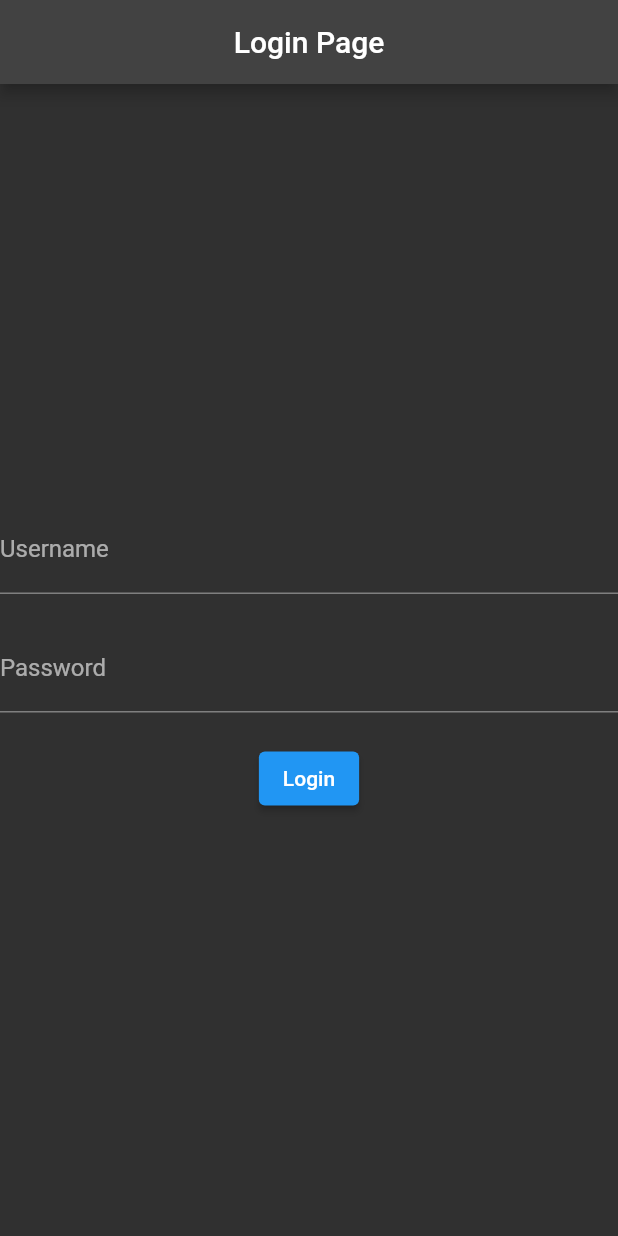
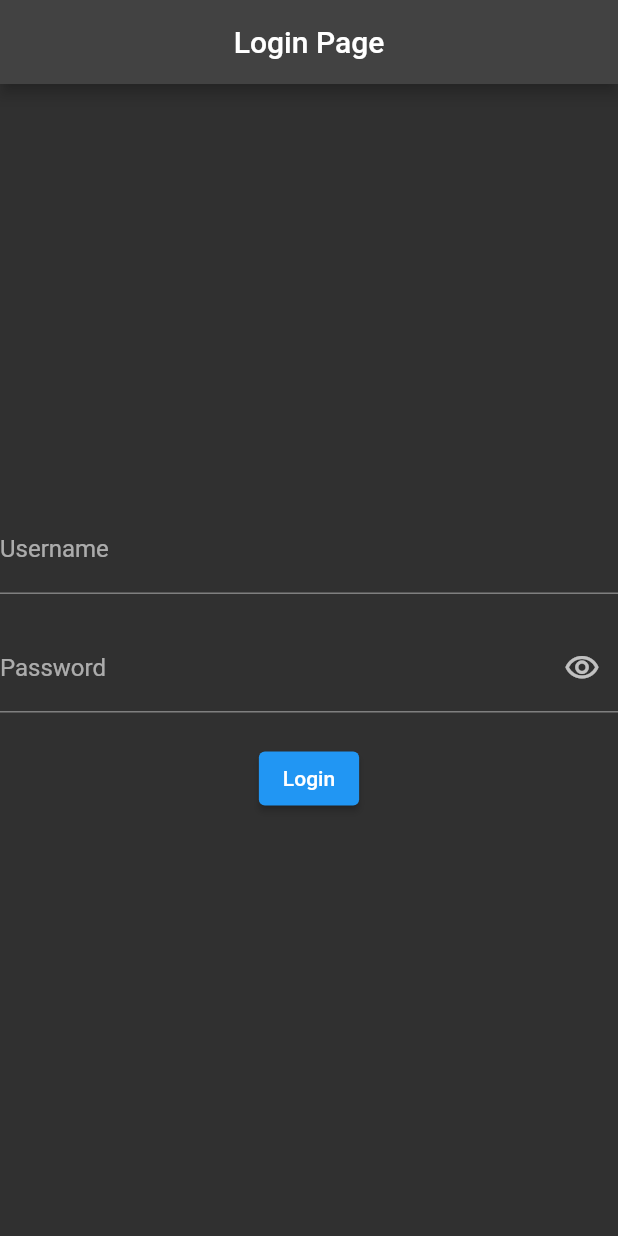
Before and after one commit to pr21Extr/flutter-app-demo, a Flutter app: the screen it shows after launch, on a phone screen of 412 x 824 dp. Run offline on Flutter 3.47's test engine with Material 2 defaults, Android fonts, the phone set to English and light mode, and no system bars.

Commit message:
use obscure text on Icon type

```diff
--- a/lib/loginFLow.dart
+++ b/lib/loginFLow.dart
@@ -9,6 +9,7 @@ class _LoginFlowState extends State<LoginFlow> {
   final GlobalKey<FormState> _formKey = GlobalKey<FormState>();
   String? _username;
   String? _password;
+  bool _obscureText = true; // Track whether the password is obscured or not
 
   @override
   Widget build(BuildContext context) {
@@ -36,8 +37,20 @@ class _LoginFlowState extends State<LoginFlow> {
             ),
             SizedBox(height: 20),
             TextFormField(
-              obscureText: true, // Mask the password
-              decoration: InputDecoration(labelText: 'Password'),
+              obscureText: _obscureText,
+              decoration: InputDecoration(
+                labelText: 'Password',
+                suffixIcon: IconButton(
+                  onPressed: () {
+                    setState(() {
+                      _obscureText = !_obscureText; // Toggle the '_obscureText' value
+                    });
+                  },
+                  icon: Icon(
+                    _obscureText ? Icons.visibility_outlined : Icons.visibility_off_outlined,
+                  ),
+                ),
+              ),
               validator: (value) {
                 if (value == null || value.isEmpty) {
                   return 'Please enter your password';
@@ -51,7 +64,7 @@ class _LoginFlowState extends State<LoginFlow> {
             SizedBox(height: 20),
             ElevatedButton(
               onPressed: () {
-                ///add POST logic to onClick
+                ///todo add POST logic                }
               },
               child: Text('Login'),
             ),
```
